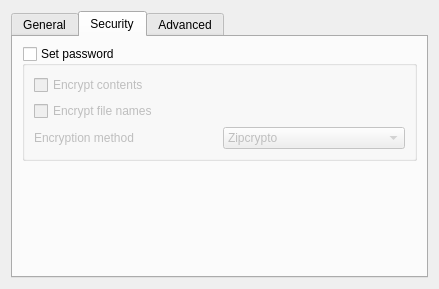
Before: the Qt Designer form kerfuffle/createdialogui.ui in KDE/ark, drawn with Qt 5.
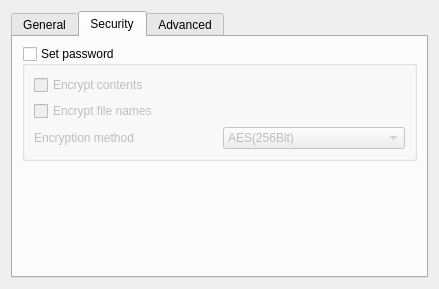
After: the same form once the commit is applied. The open tabs and pages were chosen to show the change. Custom widgets are drawn as their Qt base class.

Commit message: Fix GUI support for encryption method in 7z and zip archive creation

Patch:
```diff
--- a/kerfuffle/createdialogui.ui
+++ b/kerfuffle/createdialogui.ui
@@ -268,11 +268,6 @@
             </item>
             <item>
              <widget class="KComboBox" name="encryptionMethodComboBox">
-              <item>
-               <property name="text">
-                <string>Zipcrypto</string>
-               </property>
-              </item>
               <item>
                <property name="text">
                 <string>AES(256Bit)</string>
```
Left out of the diff: 7 changed lines with no effect on the pictures. The commit also changes 2 other files.
